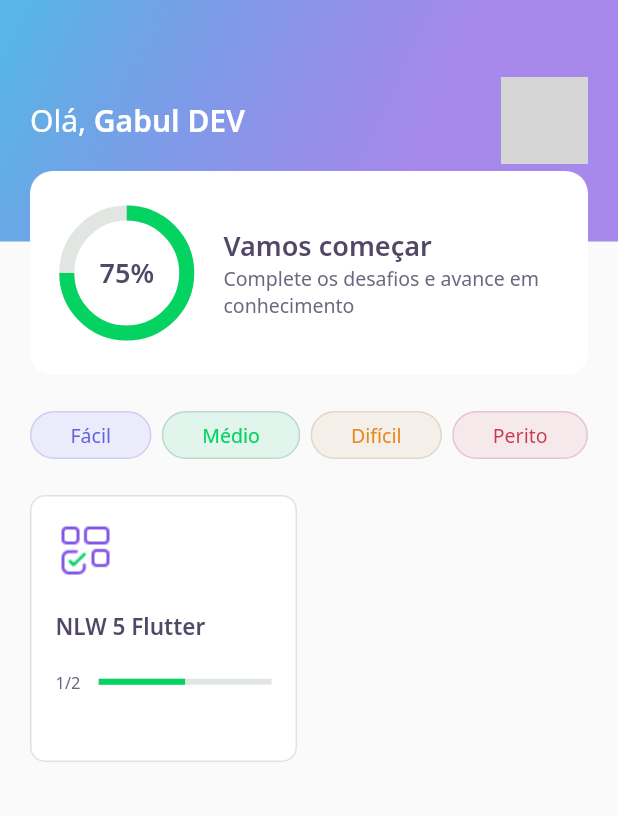
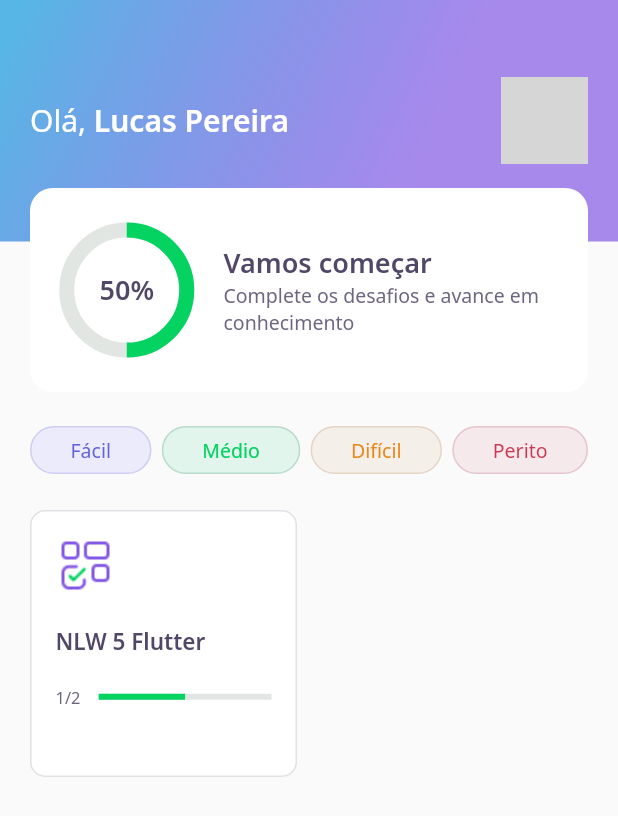
Before and after one commit to Lucasbjpereira/DevQuiz, a Flutter app: the screen it shows after launch, on a phone screen of 412 x 824 dp. Shown: the top 816 px of the screen. Run offline on Flutter 3.47's test engine with Material 2 defaults, Android fonts, the phone set to English and light mode, and no system bars; our stand-ins replace google_fonts, share_plus; accounts and stored records are empty; network calls fail; grey boxes are pictures that could not be loaded.

Commit message:
Finalizando o projeto: Adicionando tela de resultado, share button e animaçao do scoreCard

```diff
--- a/assets/database/user.json
+++ b/assets/database/user.json
@@ -1,5 +1,5 @@
  {
-     "name": "Gabul DEV",
-     "score": 75,
+     "name": "Lucas Pereira",
+     "score": 50,
      "photoUrl": "https://avatars.githubusercontent.com/u/39745522?v=4"
  }
--- a/lib/challenge/challenge_controller.dart
+++ b/lib/challenge/challenge_controller.dart
@@ -4,4 +4,6 @@ class ChallengeController {
   final currentPageNotifier = ValueNotifier<int>(1);
   int get currentPage => currentPageNotifier.value;
   set currentPage(int value) => currentPageNotifier.value = value;
+
+  int qtdAnswerRight = 0;
 }
--- a/lib/challenge/widgets/answer/answer_widget.dart
+++ b/lib/challenge/widgets/answer/answer_widget.dart
@@ -6,7 +6,7 @@ import 'package:flutter/material.dart';
 class AnswerWidget extends StatelessWidget {
   final AnswerModel answer;
   final bool isSelected;
-  final VoidCallback onTap;
+  final ValueChanged<bool> onTap;
   final bool disabled;
 
   const AnswerWidget({
@@ -41,7 +41,9 @@ class AnswerWidget extends StatelessWidget {
       child: IgnorePointer(
         ignoring: disabled,
         child: GestureDetector(
-          onTap: onTap,
+          onTap: () {
+            onTap(answer.isRight);
+          },
           child: Container(
             padding: EdgeInsets.all(16),
             decoration: BoxDecoration(
--- a/lib/core/app_widget.dart
+++ b/lib/core/app_widget.dart
@@ -1,5 +1,7 @@
 import 'package:devquiz/challenge/challenge_page.dart';
 import 'package:devquiz/home/home_page.dart';
+import 'package:devquiz/result/result_page.dart';
+import 'package:devquiz/splash/splash_page.dart';
 import 'package:flutter/material.dart';
 
 class AppWidget extends StatelessWidget {
@@ -7,7 +9,7 @@ class AppWidget extends StatelessWidget {
   Widget build(BuildContext context) {
     return MaterialApp(
       title: "DevQuiz",
-      home: HomePage(),
+      home: SplashPage(),
     );
   }
 }
--- a/lib/home/home_page.dart
+++ b/lib/home/home_page.dart
@@ -41,7 +41,7 @@ class _HomePageState extends State<HomePage> {
           child: Column(
             children: [
               SizedBox(
-                height: 24,
+                height: 34,
               ),
               Row(
                 mainAxisAlignment: MainAxisAlignment.spaceBetween,
@@ -80,6 +80,7 @@ class _HomePageState extends State<HomePage> {
                                 MaterialPageRoute(
                                     builder: (context) => ChallengePage(
                                           questions: e.questions,
+                                          title: e.title,
                                         )),
                               );
                             },
--- a/lib/home/widgets/appbar/app_bar_widget.dart
+++ b/lib/home/widgets/appbar/app_bar_widget.dart
@@ -44,8 +44,10 @@ class AppBarWidget extends PreferredSize {
                     ),
                   ),
                   Align(
-                    alignment: Alignment(0.0, 1.0),
-                    child: ScoreCardWidget(),
+                    alignment: Alignment(0.0, 1.2),
+                    child: ScoreCardWidget(
+                      percent: user.score / 100,
+                    ),
                   )
                 ],
               ),
--- a/lib/home/widgets/chart/chart_widget.dart
+++ b/lib/home/widgets/chart/chart_widget.dart
@@ -2,15 +2,40 @@ import 'package:devquiz/core/app_colors.dart';
 import 'package:devquiz/core/app_text_styles.dart';
 import 'package:flutter/material.dart';
 
-class ChartWidget extends StatelessWidget {
-  const ChartWidget({Key? key}) : super(key: key);
+class ChartWidget extends StatefulWidget {
+  final double percent;
+  const ChartWidget({Key? key, required this.percent}) : super(key: key);
 
   @override
+  _ChartWidgetState createState() => _ChartWidgetState();
+}
+
+class _ChartWidgetState extends State<ChartWidget>
+    with SingleTickerProviderStateMixin {
+  late AnimationController _controller;
+  late Animation<double> _animation;
+
+  void _initAnimation() {
+    _controller =
+        AnimationController(vsync: this, duration: Duration(seconds: 1));
+    _animation =
+        Tween<double>(begin: 0.0, end: widget.percent).animate(_controller);
+    _controller.forward();
+  }
+
+  @override
+  void initState() {
+    _initAnimation();
+    super.initState();
+  }
+
   Widget build(BuildContext context) {
     return Container(
       height: 80,
       width: 80,
-      child: Stack(
+      child: AnimatedBuilder(
+        animation: _animation,
+        builder: (context, _) => Stack(
           children: [
             Center(
               child: Container(
@@ -18,7 +43,7 @@ class ChartWidget extends StatelessWidget {
                 width: 80,
                 child: CircularProgressIndicator(
                   strokeWidth: 10,
-                value: .75,
+                  value: _animation.value,
                   backgroundColor: AppColors.chartSecondary,
                   valueColor:
                       AlwaysStoppedAnimation<Color>(AppColors.chartPrimary),
@@ -27,12 +52,13 @@ class ChartWidget extends StatelessWidget {
             ),
             Center(
               child: Text(
-              "75%",
+                "${(_animation.value * 100).toInt()}%",
                 style: AppTextStyles.heading,
               ),
             ),
           ],
         ),
+      ),
     );
   }
 }
--- a/lib/home/widgets/score_card/score_card_widget.dart
+++ b/lib/home/widgets/score_card/score_card_widget.dart
@@ -4,7 +4,8 @@ import 'package:devquiz/home/widgets/chart/chart_widget.dart';
 import 'package:flutter/material.dart';
 
 class ScoreCardWidget extends StatelessWidget {
-  const ScoreCardWidget({Key? key}) : super(key: key);
+  final double percent;
+  const ScoreCardWidget({Key? key, required this.percent}) : super(key: key);
 
   @override
   Widget build(BuildContext context) {
@@ -21,7 +22,9 @@ class ScoreCardWidget extends StatelessWidget {
             children: [
               Expanded(
                 flex: 1,
-                child: ChartWidget(),
+                child: ChartWidget(
+                  percent: percent,
+                ),
               ),
               Expanded(
                 flex: 3,
--- a/lib/splash/splash_page.dart
+++ b/lib/splash/splash_page.dart
@@ -1,11 +1,16 @@
 import 'package:devquiz/core/app_images.dart';
 import 'package:devquiz/core/core.dart';
+import 'package:devquiz/home/home_page.dart';
 import 'package:flutter/material.dart';
 import 'package:flutter/widgets.dart';
 
 class SplashPage extends StatelessWidget {
   @override
   Widget build(BuildContext context) {
+    Future.delayed(Duration(seconds: 2)).then((_) => Navigator.pushReplacement(
+          context,
+          MaterialPageRoute(builder: (context) => HomePage()),
+        ));
     return Scaffold(
       body: Container(
         decoration: BoxDecoration(
--- a/pubspec.yaml
+++ b/pubspec.yaml
@@ -10,6 +10,7 @@ dependencies:
     sdk: flutter
   cupertino_icons: ^1.0.2
   google_fonts: ^2.0.0
+  share_plus: ^2.0.3
 
 dev_dependencies:
   flutter_test:
```
Also changed, not shown: lib/challenge/challenge_page.dart (+22 -8 lines), lib/challenge/widgets/next_button/next_button_widget.dart (+18 -1 lines), lib/challenge/widgets/quiz/quiz_widget.dart (+5 -8 lines), lib/result/result_page.dart (added, +95 -0 lines), assets/images/trophy.png, pubspec.lock. Lines whose indentation alone changed are shown as unchanged.
